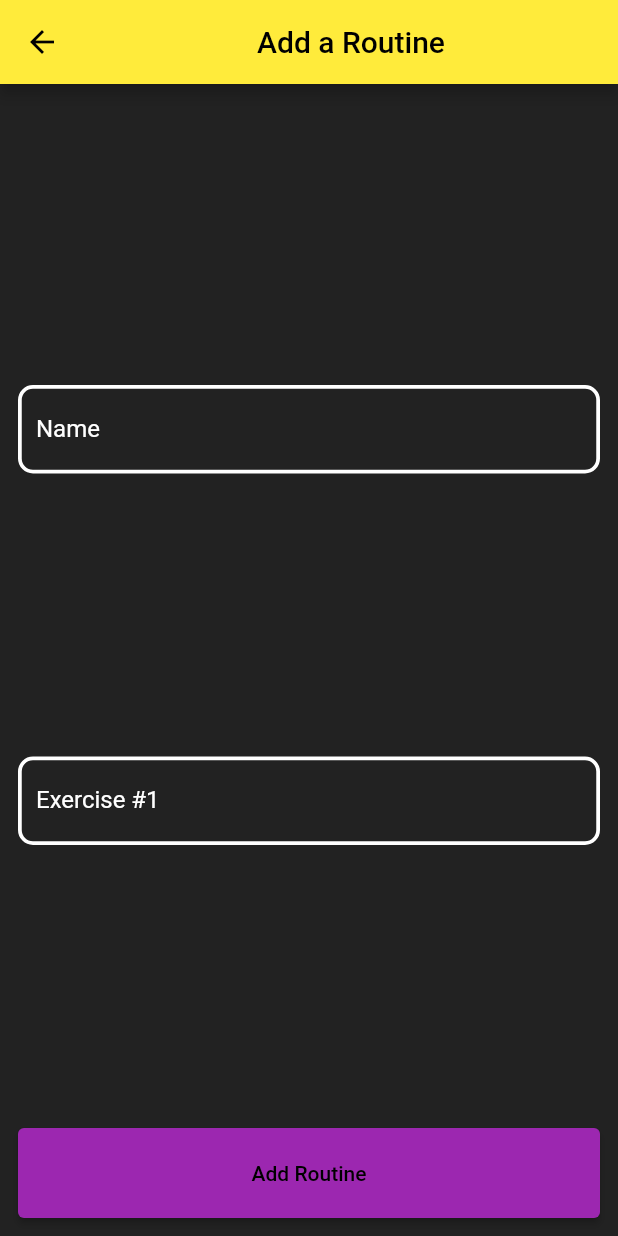
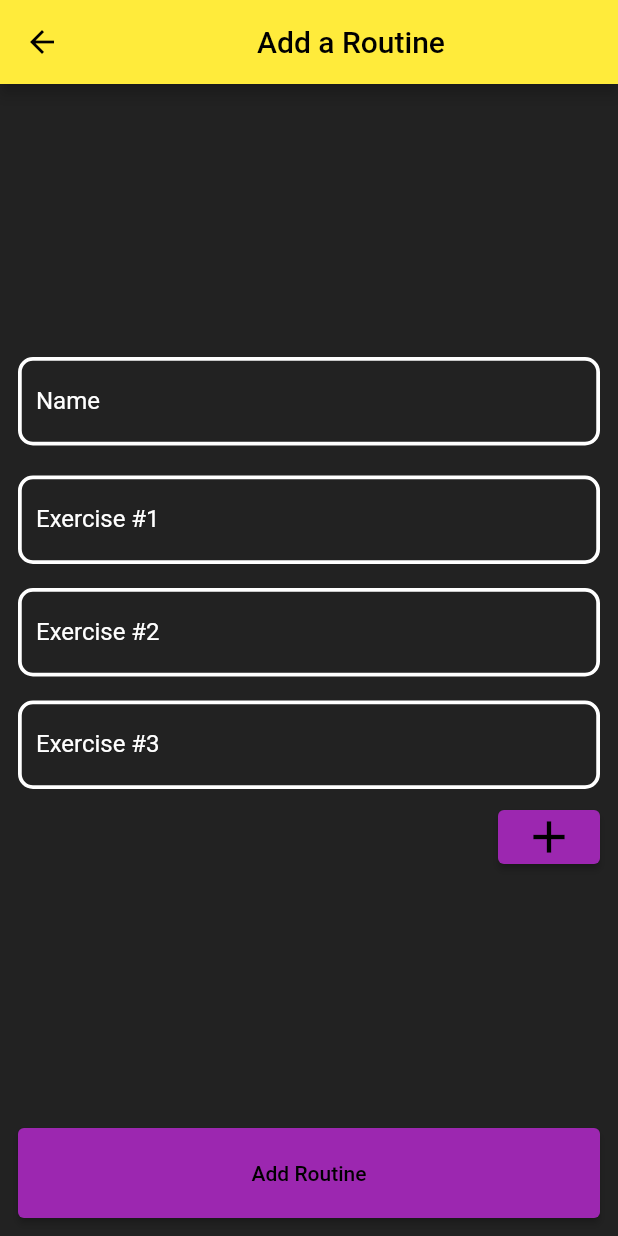
Before and after one commit to WilliamRWalsh/progressive-overload-app, a Flutter app: the screen it shows after launch, after a tap on the "add" icon, on a phone screen of 412 x 824 dp. Run offline on Flutter 3.47's test engine with Material 2 defaults, Android fonts, the phone set to English and light mode, and no system bars; our stand-ins replace flutter_riverpod, hive_flutter; accounts and stored records are empty.

Commit message:
add routine work

```diff
--- a/lib/add_routine_page.dart
+++ b/lib/add_routine_page.dart
@@ -7,6 +7,7 @@ class AddRoutinePage extends ConsumerWidget {
 
   @override
   Widget build(BuildContext context, WidgetRef ref) {
+    final numOfExercises = ref.watch(_providerOfNumOfExercises);
     return Scaffold(
       appBar: AppBar(
         title: const Center(child: Text('Add a Routine')),
@@ -19,6 +20,9 @@ class AddRoutinePage extends ConsumerWidget {
               mainAxisAlignment: MainAxisAlignment.spaceBetween,
               children: [
                 Container(),
+                Column(
+                  crossAxisAlignment: CrossAxisAlignment.end,
+                  children: [
                     TextFormField(
                       decoration: const InputDecoration(
                         labelText: 'Name',
@@ -33,13 +37,38 @@ class AddRoutinePage extends ConsumerWidget {
                       onSaved: (val) =>
                           ref.read(_providerOfName.notifier).state = val,
                     ),
-                AutoCompleteTextField(
-                  items: ['Bench Press', 'Chest Press'],
-                  onSubmitted: (val) {},
-                  decoration: const InputDecoration(
-                    labelText: 'Exercise #1',
+                    const SizedBox(height: 12),
+                    for (int i = 0; i < numOfExercises; i++)
+                      Padding(
+                        padding: const EdgeInsets.symmetric(vertical: 8),
+                        child: AutoCompleteTextField(
+                          items: [],
+                          onSubmitted: (val) {
+                            final exerciseNames = Map<int, String>.from(
+                                ref.read(_providerOfExerciseNames));
+                            print('val: $val');
+
+                            exerciseNames[i] = val;
+                            ref.read(_providerOfExerciseNames.notifier).state =
+                                exerciseNames;
+                          },
+                          decoration: InputDecoration(
+                            labelText: 'Exercise #${i + 1}',
                             hintText: 'Enter Exercise Name',
                           ),
+                        ),
+                      ),
+                    ElevatedButton(
+                      onPressed: () {
+                        ref.read(_providerOfNumOfExercises.notifier).state =
+                            numOfExercises + 1;
+                      },
+                      child: const Icon(
+                        Icons.add,
+                        size: 36,
+                      ),
+                    )
+                  ],
                 ),
                 SizedBox(
                   width: double.infinity,
@@ -51,6 +80,8 @@ class AddRoutinePage extends ConsumerWidget {
                           return;
                         }
                         form.save();
+
+                        print(ref.read(_providerOfExerciseNames));
 
                         // add to hive
                         // pop
@@ -66,4 +97,7 @@ class AddRoutinePage extends ConsumerWidget {
   }
 }
 
-final _providerOfName = StateProvider<String?>((ref) => null);
+final _providerOfName = AutoDisposeStateProvider<String?>((ref) => null);
+final _providerOfNumOfExercises = AutoDisposeStateProvider<int>((ref) => 3);
+final _providerOfExerciseNames =
+    AutoDisposeStateProvider<Map<int, String>>((ref) => <int, String>{});
--- a/lib/shared/auto_complete_text_field.dart
+++ b/lib/shared/auto_complete_text_field.dart
@@ -48,7 +48,9 @@ class _AutoCompleteTextFieldState extends State<AutoCompleteTextField> {
         TextFormField(
           controller: _textController,
           decoration: widget.decoration,
-          onFieldSubmitted: (value) => widget.onSubmitted(value),
+          onSaved: (value) {
+            widget.onSubmitted(value ?? '');
+          },
         ),
         if (_showAutocomplete)
           Padding(
```
Also changed, not shown: 1 other file. Lines whose indentation alone changed are shown as unchanged.
